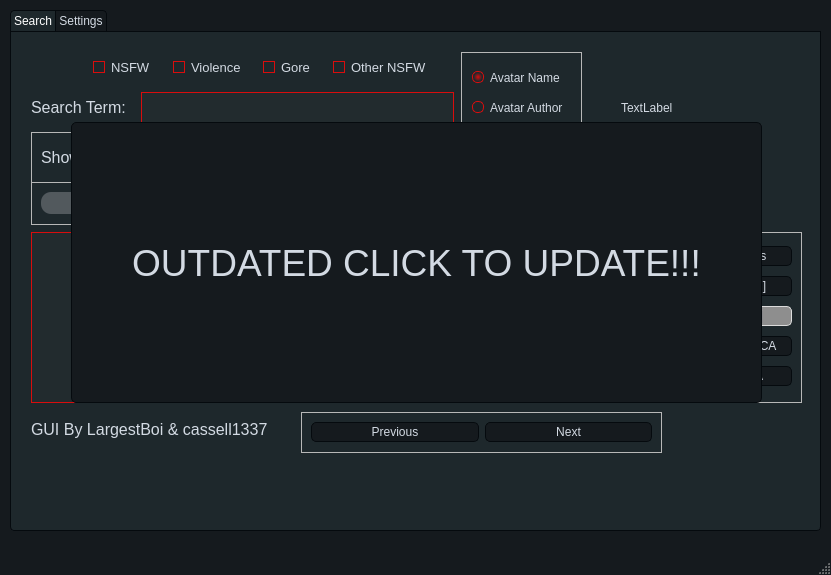
This is GUI/untitled.ui in Cranbaerry/A.R.E.S as Qt 5 draws it before an edit. The edited form follows.
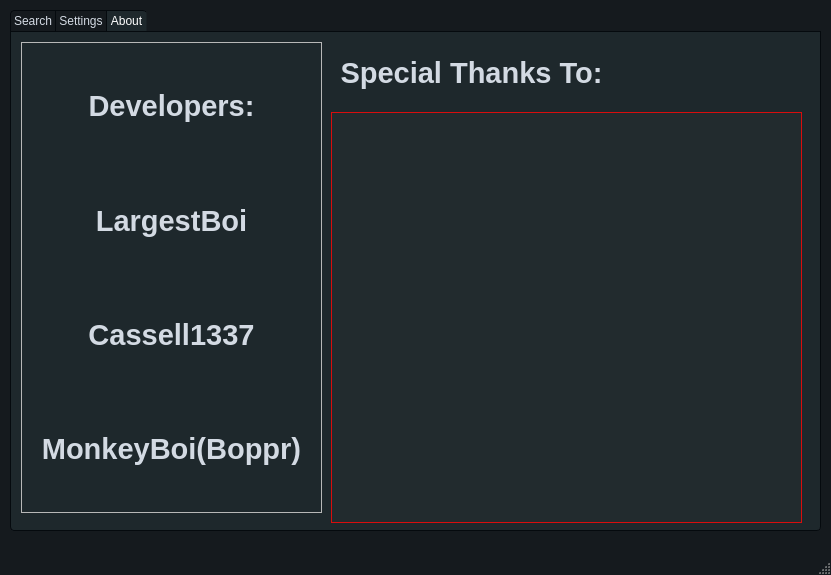
This is the edited form. The open tabs and pages were chosen to show the change.

The edit to the form file:
```diff
--- a/GUI/untitled.ui
+++ b/GUI/untitled.ui
@@ -1226,6 +1226,210 @@
        </rect>
       </property>
      </widget>
+     <widget class="QLabel" name="label_5">
+      <property name="geometry">
+       <rect>
+        <x>410</x>
+        <y>80</y>
+        <width>141</width>
+        <height>16</height>
+       </rect>
+      </property>
+      <property name="font">
+       <font>
+        <pointsize>12</pointsize>
+       </font>
+      </property>
+      <property name="text">
+       <string>Console Output:</string>
+      </property>
+     </widget>
+     <widget class="QFrame" name="frame_7">
+      <property name="geometry">
+       <rect>
+        <x>10</x>
+        <y>360</y>
+        <width>191</width>
+        <height>121</height>
+       </rect>
+      </property>
+      <property name="frameShape">
+       <enum>QFrame::StyledPanel</enum>
+      </property>
+      <property name="frameShadow">
+       <enum>QFrame::Raised</enum>
+      </property>
+      <layout class="QVBoxLayout" name="verticalLayout_4">
+       <item>
+        <widget class="QLabel" name="LogSize_2">
+         <property name="sizePolicy">
+          <sizepolicy hsizetype="Ignored" vsizetype="Ignored">
+           <horstretch>0</horstretch>
+           <verstretch>0</verstretch>
+          </sizepolicy>
+         </property>
+         <property name="font">
+          <font>
+           <pointsize>10</pointsize>
+          </font>
+         </property>
+         <property name="text">
+          <string>&lt;html&gt;&lt;head/&gt;&lt;body&gt;&lt;p&gt;&lt;span style=&quot; font-size:14pt;&quot;&gt;Username:&lt;/span&gt;&lt;/p&gt;&lt;/body&gt;&lt;/html&gt;</string>
+         </property>
+         <property name="alignment">
+          <set>Qt::AlignCenter</set>
+         </property>
+        </widget>
+       </item>
+       <item>
+        <widget class="QLineEdit" name="SetUserBox">
+         <property name="sizePolicy">
+          <sizepolicy hsizetype="Ignored" vsizetype="Ignored">
+           <horstretch>0</horstretch>
+           <verstretch>0</verstretch>
+          </sizepolicy>
+         </property>
+        </widget>
+       </item>
+       <item>
+        <widget class="QPushButton" name="SetUserButton">
+         <property name="sizePolicy">
+          <sizepolicy hsizetype="Ignored" vsizetype="Ignored">
+           <horstretch>0</horstretch>
+           <verstretch>0</verstretch>
+          </sizepolicy>
+         </property>
+         <property name="text">
+          <string>Set User</string>
+         </property>
+        </widget>
+       </item>
+      </layout>
+     </widget>
+    </widget>
+    <widget class="QWidget" name="tab_3">
+     <attribute name="title">
+      <string>About</string>
+     </attribute>
+     <widget class="QFrame" name="frame_8">
+      <property name="geometry">
+       <rect>
+        <x>10</x>
+        <y>10</y>
+        <width>301</width>
+        <height>471</height>
+       </rect>
+      </property>
+      <property name="frameShape">
+       <enum>QFrame::StyledPanel</enum>
+      </property>
+      <property name="frameShadow">
+       <enum>QFrame::Raised</enum>
+      </property>
+      <layout class="QVBoxLayout" name="verticalLayout_5">
+       <item>
+        <widget class="QLabel" name="label_6">
+         <property name="font">
+          <font>
+           <pointsize>22</pointsize>
+           <weight>75</weight>
+           <bold>true</bold>
+          </font>
+         </property>
+         <property name="text">
+          <string>Developers:</string>
+         </property>
+         <property name="alignment">
+          <set>Qt::AlignCenter</set>
+         </property>
+        </widget>
+       </item>
+       <item>
+        <widget class="QLabel" name="label_8">
+         <property name="font">
+          <font>
+           <pointsize>22</pointsize>
+           <weight>75</weight>
+           <bold>true</bold>
+          </font>
+         </property>
+         <property name="text">
+          <string>LargestBoi</string>
+         </property>
+         <property name="alignment">
+          <set>Qt::AlignCenter</set>
+         </property>
+        </widget>
+       </item>
+       <item>
+        <widget class="QLabel" name="label_7">
+         <property name="font">
+          <font>
+           <pointsize>22</pointsize>
+           <weight>75</weight>
+           <bold>true</bold>
+          </font>
+         </property>
+         <property name="text">
+          <string>Cassell1337</string>
+         </property>
+         <property name="alignment">
+          <set>Qt::AlignCenter</set>
+         </property>
+        </widget>
+       </item>
+       <item>
+        <widget class="QLabel" name="label_9">
+         <property name="font">
+          <font>
+           <pointsize>22</pointsize>
+           <weight>75</weight>
+           <bold>true</bold>
+          </font>
+         </property>
+         <property name="text">
+          <string>MonkeyBoi(Boppr)</string>
+         </property>
+         <property name="alignment">
+          <set>Qt::AlignCenter</set>
+         </property>
+        </widget>
+       </item>
+      </layout>
+     </widget>
+     <widget class="QLabel" name="label_10">
+      <property name="geometry">
+       <rect>
+        <x>320</x>
+        <y>10</y>
+        <width>281</width>
+        <height>61</height>
+       </rect>
+      </property>
+      <property name="font">
+       <font>
+        <pointsize>22</pointsize>
+        <weight>75</weight>
+        <bold>true</bold>
+       </font>
+      </property>
+      <property name="text">
+       <string>Special Thanks To:</string>
+      </property>
+      <property name="alignment">
+       <set>Qt::AlignCenter</set>
+      </property>
+     </widget>
+     <widget class="QPlainTextEdit" name="SpecialThanks">
+      <property name="geometry">
+       <rect>
+        <x>320</x>
+        <y>80</y>
+        <width>471</width>
+        <height>411</height>
+       </rect>
+      </property>
+     </widget>
     </widget>
    </widget>
   </widget>
```
Left out of the diff: 12 changed lines with no effect on the pictures.
